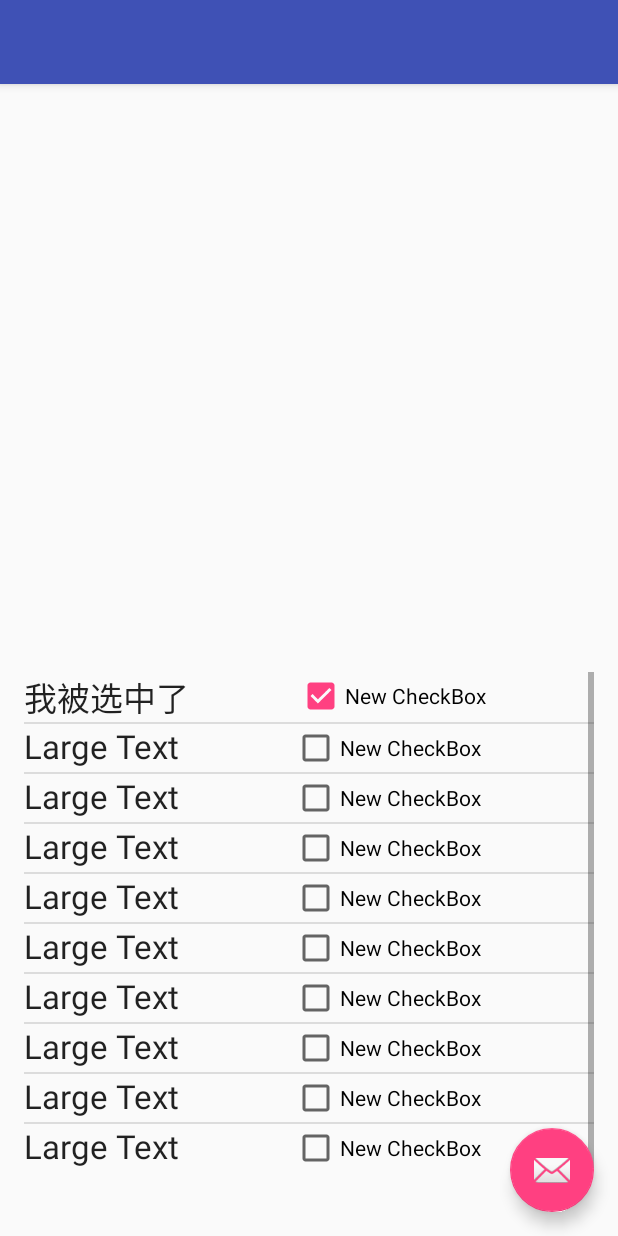
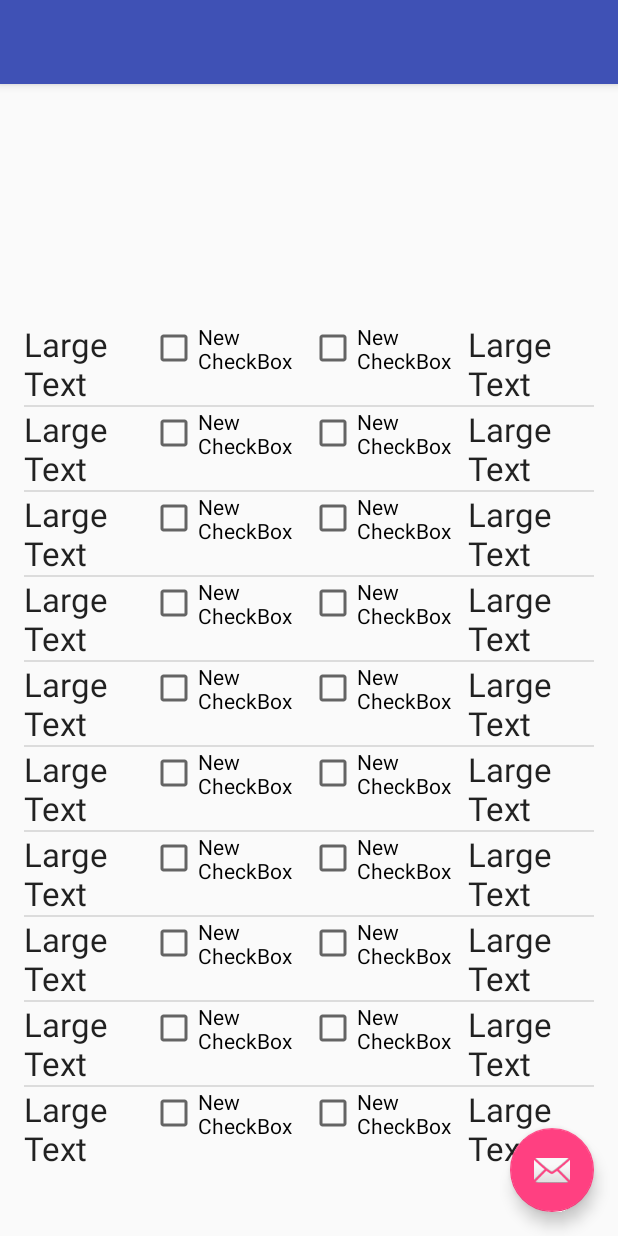
Before and after one commit to AllenCoder/AndroidDevCoder, an Android app: the screen it shows after launch (ActivityList), after a tap on "Large Text", on a phone screen of 412 x 824 dp. Run offline under Robolectric (Android 15) with nearby library versions, the phone set to English and light mode, and no system bars; 1 statement that could not run was skipped.

Commit message:
增加测试页面

```diff
--- a/app/src/main/java/com/allen/androiddevcoder/activity/ActivityList.java
+++ b/app/src/main/java/com/allen/androiddevcoder/activity/ActivityList.java
@@ -5,6 +5,7 @@ import android.support.design.widget.FloatingActionButton;
 import android.support.v7.app.AppCompatActivity;
 import android.support.v7.widget.Toolbar;
 import android.view.LayoutInflater;
+import android.view.MotionEvent;
 import android.view.View;
 import android.view.ViewGroup;
 import android.widget.AdapterView;
@@ -19,6 +20,7 @@ public class ActivityList extends AppCompatActivity {
     private Toolbar mToolbarToolbar;
     private FloatingActionButton mFabFloatingActionButton;
     private ListView listView;
+
     @Override
     protected void onCreate(Bundle savedInstanceState) {
         super.onCreate(savedInstanceState);
@@ -29,22 +31,41 @@ public class ActivityList extends AppCompatActivity {
         listView.setAdapter(new BaseAdapter());
         listView.setOnItemClickListener(new AdapterView.OnItemClickListener() {
             @Override
-            public void onItemClick(AdapterView<?> parent, View view, int position, long id) {
-               CheckBox checkBox = (CheckBox) view.findViewById(R.id.checkBox);
-                TextView textView = (TextView) view.findViewById(R.id.textView);
-                if (checkBox.isChecked()){
-                    checkBox.setChecked(false);
-                    textView.setText("我被取消了");
-                }else {
-                    checkBox.setChecked(true);
-                    textView.setText("我被选中了");
-                }
-
+            public void onItemClick(AdapterView<?> parent, final View view, int position, long id) {
+                final CheckBox checkBox = (CheckBox) view.findViewById(R.id.checkBox);
+                final TextView textView = (TextView) view.findViewById(R.id.textView);
+                final CheckBox checkBox1 = (CheckBox) view.findViewById(R.id.checkBox1);
+                final TextView textView1 = (TextView) view.findViewById(R.id.textView1);
+               checkBox.setOnCheckedChangeListener(parent.getOnItemSelectedListener());
+                view.setOnTouchListener(new View.OnTouchListener() {
+                    @Override
+                    public boolean onTouch(View v, MotionEvent event) {
+                        if (event.getX()<view.getWidth()/2){
+                            if (checkBox.isChecked()) {
+                                checkBox.setChecked(false);
+                                textView.setText("我被第一个取消了");
+                            } else {
+                                checkBox.setChecked(true);
+                                textView.setText("我被第一个选中了");
+                            }
+                        }else {
+                            if (checkBox1.isChecked()) {
+                                checkBox.setChecked(false);
+                                textView1.setText("我被第二个取消了");
+                            } else {
+                                checkBox1.setChecked(true);
+                                textView1.setText("我被第二个选中了");
+                            }
+                        }
+                        return false;
+                    }
+                });
             }
         });
 
     }
-    class  BaseAdapter extends android.widget.BaseAdapter{
+
+    class BaseAdapter extends android.widget.BaseAdapter {
 
         @Override
         public int getCount() {
@@ -70,13 +91,15 @@ public class ActivityList extends AppCompatActivity {
                 view.setTag(holder);
             } else {
                 holder = (ViewHolder) view.getTag();
-            }
+            }//            holder.checkBox.setOnCheckedChangeListener(new CheckedListener());
+
+//            holder.checkBox1.setOnCheckedChangeListener(new CheckedListener());
             return view;
         }
 
 
         class ViewHolder {
-            private CheckBox checkBox;
+            private CheckBox checkBox,checkBox1;
 
 
             ViewHolder(View view) {
@@ -84,8 +107,15 @@ public class ActivityList extends AppCompatActivity {
             }
 
             private void initViews(View root) {
-               checkBox = (CheckBox) root.findViewById(R.id.checkBox);
+                checkBox = (CheckBox) root.findViewById(R.id.checkBox);
+                checkBox1 = (CheckBox) root.findViewById(R.id.checkBox1);
             }
         }
     }
+//    class CheckedListener implements CompoundButton.OnCheckedChangeListener {
+//        @Override
+//        public void onCheckedChanged(CompoundButton compoundButton, boolean b) {
+//            System.out.println("compoundButton.getTag()" + compoundButton.getTag() + "b" + b);
+//        }
+//    }
 }
--- a/app/src/main/res/layout/activity_list_item.xml
+++ b/app/src/main/res/layout/activity_list_item.xml
@@ -22,5 +22,21 @@
         android:focusable="false"
         android:clickable="false"
         android:focusableInTouchMode="false"  />
-
+    <CheckBox
+        android:layout_width = "wrap_content"
+        android:layout_height = "wrap_content"
+        android:text = "New CheckBox"
+        android:id = "@+id/checkBox1"
+        android:layout_weight = "1"
+        android:focusable="false"
+        android:clickable="false"
+        android:focusableInTouchMode="false"  />
+    <TextView
+        android:layout_width = "wrap_content"
+        android:layout_height = "wrap_content"
+        android:textAppearance = "?android:attr/textAppearanceLarge"
+        android:text = "Large Text"
+        android:id = "@+id/textView1"
+        android:layout_weight = "1"
+        android:layout_gravity = "center_horizontal" />
 </LinearLayout >
```
Also changed, not shown: 15 other files.
